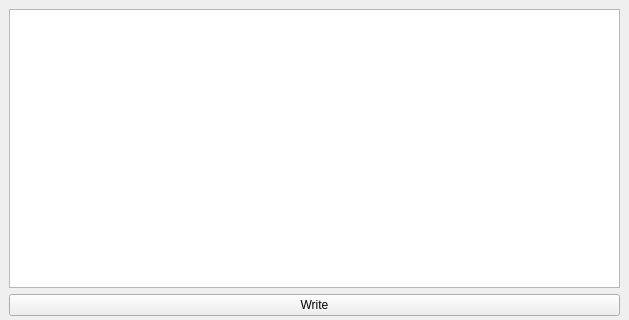
This is src/avlwindow.ui in AlexSze/comp2012h-spaceinvader as Qt 5 draws it before an edit; both pictures show x 0 to 629 and y 0 to 320 of the 629 by 459 pixel window. The edited form follows.
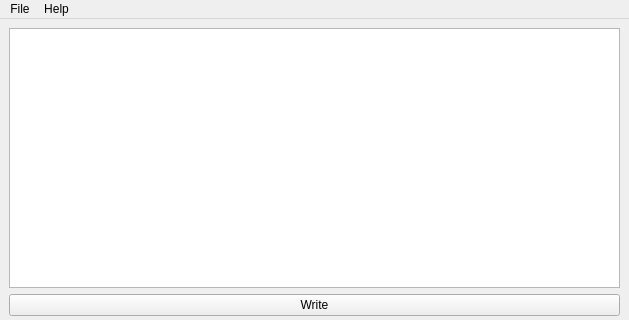
This is the edited form.

Patch:
```diff
--- a/src/avlwindow.ui
+++ b/src/avlwindow.ui
@@ -65,9 +65,24 @@
      <x>0</x>
      <y>0</y>
      <width>629</width>
-     <height>22</height>
+     <height>27</height>
     </rect>
    </property>
+   <widget class="QMenu" name="menuFiles">
+    <property name="title">
+     <string>File</string>
+    </property>
+    <addaction name="actionOpen"/>
+    <addaction name="actionSave"/>
+   </widget>
+   <widget class="QMenu" name="menuHelp">
+    <property name="title">
+     <string>Help</string>
+    </property>
+    <addaction name="actionAbout"/>
+   </widget>
+   <addaction name="menuFiles"/>
+   <addaction name="menuHelp"/>
   </widget>
   <widget class="QStatusBar" name="statusbar"/>
  </widget>
```
Left out of the diff: 25 changed lines with no effect on the pictures.
